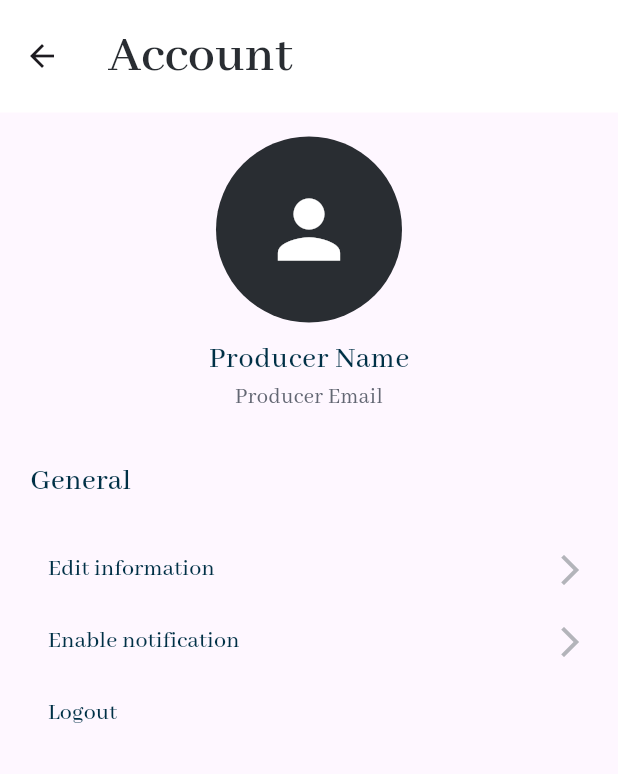
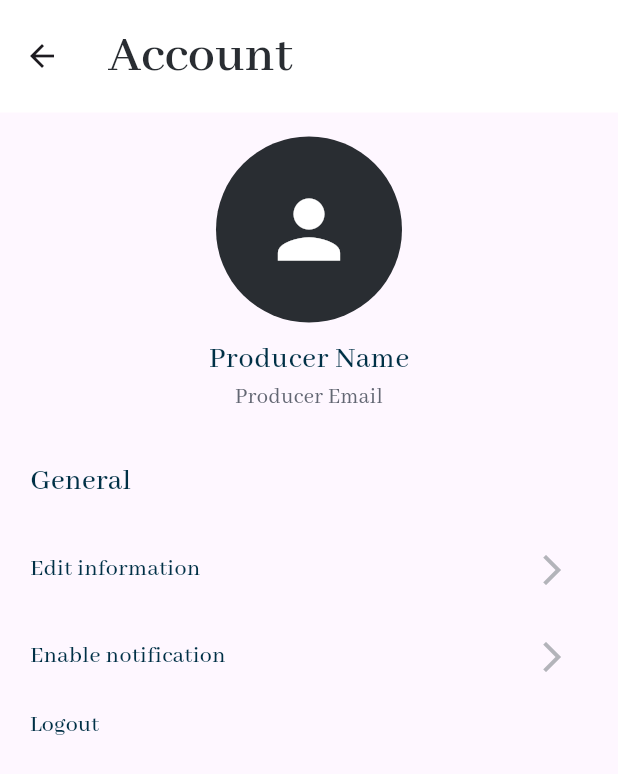
Before and after one commit to renanvolpe/family-farming-app, a Flutter app: the ProducerAccountPage screen opened directly, on a phone screen of 412 x 824 dp. Shown: the top 774 px of the screen. Run offline on Flutter 3.47's test engine with Material 2 defaults, Android fonts, the phone set to English and light mode, and no system bars; our stand-ins replace another_flushbar, bloc, dio, flutter_bloc, flutter_map, geolocator and 5 more; accounts and stored records are empty; network calls fail; statements that could not run were skipped.

Commit message:
adjust producer account page

```diff
--- a/lib/modules/home/pages/home_map_page.dart
+++ b/lib/modules/home/pages/home_map_page.dart
@@ -77,6 +77,7 @@ class _HomeMapPageState extends State<HomeMapPage> {
     return Scaffold(
       appBar: AppBar(
         toolbarHeight: 75,
+        backgroundColor: Colors.white,
         title: Text(
           "Discover",
           style: TextStyle(
--- a/lib/modules/home/pages/home_orders_page.dart
+++ b/lib/modules/home/pages/home_orders_page.dart
@@ -13,6 +13,7 @@ class _HomeOrdersPageState extends State<HomeOrdersPage> {
   Widget build(BuildContext context) {
     return Scaffold(
       appBar: AppBar(
+        backgroundColor: Colors.white,
         toolbarHeight: 75,
         title: Text(
           "Search",
--- a/lib/modules/producer/pages/producer_account_page.dart
+++ b/lib/modules/producer/pages/producer_account_page.dart
@@ -83,9 +83,6 @@ class _ProducerAccountPageState extends State<ProducerAccountPage> {
                 ],
               ),
               20.sizeH,
-              Row(
-                children: [],
-              ),
               Text(
                 "General",
                 style: TextStyle(
@@ -101,9 +98,7 @@ class _ProducerAccountPageState extends State<ProducerAccountPage> {
                 children: [
                   Row(
                     children: [
-                      TextButton(
-                        onPressed: () {},
-                        child: Text(
+                      Text(
                         "Edit information",
                         style: TextStyle(
                           color: ColorApp.blue3,
@@ -112,19 +107,20 @@ class _ProducerAccountPageState extends State<ProducerAccountPage> {
                           fontFamily: 'Abhaya Libre',
                         ),
                       ),
-                      ),
-                      Spacer(),
-                      Icon(
+                      const Spacer(),
+                      IconButton(
+                        onPressed: () {},
+                        icon: Icon(
                           Icons.arrow_forward_ios_outlined,
                           color: ColorApp.grey5,
+                        ),
                       )
                     ],
                   ),
+                  10.sizeH,
                   Row(
                     children: [
-                      TextButton(
-                        onPressed: () {},
-                        child: Text(
+                      Text(
                         "Enable notification",
                         style: TextStyle(
                           color: ColorApp.blue3,
@@ -133,14 +129,17 @@ class _ProducerAccountPageState extends State<ProducerAccountPage> {
                           fontFamily: 'Abhaya Libre',
                         ),
                       ),
-                      ),
-                      Spacer(),
-                      Icon(
+                      const Spacer(),
+                      IconButton(
+                        onPressed: () {},
+                        icon: Icon(
                           Icons.arrow_forward_ios_outlined,
                           color: ColorApp.grey5,
+                        ),
                       )
                     ],
                   ),
+                  10.sizeH,
                   TextButton(
                     onPressed: () {
                       SingletonUser().removeUserAuth();
@@ -148,6 +147,11 @@ class _ProducerAccountPageState extends State<ProducerAccountPage> {
                       context.go('/account');
                       //TODO aplly flushbar logout here
                     },
+                    style: TextButton.styleFrom(
+                      minimumSize: Size.zero,
+                      padding: EdgeInsets.zero,
+                      tapTargetSize: MaterialTapTargetSize.shrinkWrap,
+                    ),
                     child: Text(
                       "Logout",
                       style: TextStyle(
```
Lines whose indentation alone changed are shown as unchanged.
